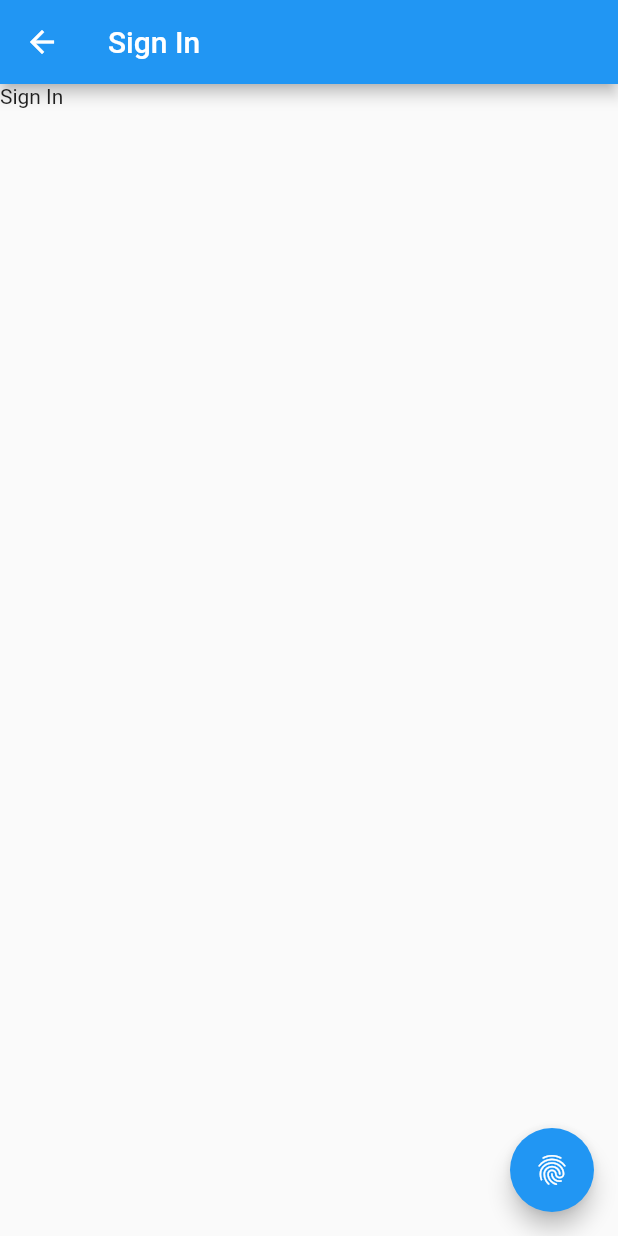
After one commit to hector2d2/flutter-widgets, a Flutter app: the SignInView screen opened by its route, after a tap on the "fingerprint" icon, on a phone screen of 412 x 824 dp. The commit adds this screen. Run offline on Flutter 3.47's test engine with Material 2 defaults, Android fonts, the phone set to English and light mode, and no system bars; our stand-ins replace get, image_picker, local_auth; missing offline and left inert: encrypt.

Commit message:
Feat: Add fingerprint package

```diff
--- /dev/null
+++ b/lib/controllers/local_auth.dart
@@ -0,0 +1,21 @@
+import 'package:get/get.dart';
+import 'package:local_auth/local_auth.dart';
+
+class LocalAuthController extends GetxController {
+  final LocalAuthentication _localAuth = LocalAuthentication();
+
+  Future<void> fingerPrintAuth() async {
+    final bool isBiometricActive = await _localAuth.canCheckBiometrics;
+    if (isBiometricActive) {
+      bool didAuthenticate = await _localAuth.authenticate(
+          localizedReason: 'Por favor identificate', biometricOnly: true);
+      if (didAuthenticate) {
+        print('te haz identificado');
+      } else {
+        print('Te tienes que identificar para continuar');
+      }
+    } else {
+      print('no compatible con fingerprint');
+    }
+  }
+}
--- a/lib/routes/routes.dart
+++ b/lib/routes/routes.dart
@@ -1,8 +1,10 @@
 import 'package:get/route_manager.dart';
 import 'package:widgets/views/encryption.dart';
 import 'package:widgets/views/images.dart';
+import 'package:widgets/views/sign_in.dart';
 
 List<GetPage<dynamic>> getRoutes() => [
       GetPage(name: 'encryption', page: () => EncryptionView()),
       GetPage(name: 'images', page: () => ImagesView()),
+      GetPage(name: 'signIn', page: () => SignInView()),
     ];
--- a/lib/views/home.dart
+++ b/lib/views/home.dart
@@ -24,6 +24,13 @@ class HomeView extends StatelessWidget {
               Get.toNamed('images');
             },
           ),
+          _listItem(
+            title: 'Sign In',
+            icon: Icons.people,
+            onTap: () {
+              Get.toNamed('signIn');
+            },
+          ),
         ],
       ),
     );
--- /dev/null
+++ b/lib/views/sign_in.dart
@@ -0,0 +1,30 @@
+import 'package:flutter/material.dart';
+import 'package:get/get.dart';
+import 'package:widgets/controllers/local_auth.dart';
+
+class SignInView extends StatelessWidget {
+  final localAuthController = Get.put(LocalAuthController());
+  @override
+  Widget build(BuildContext context) {
+    return Scaffold(
+      appBar: AppBar(
+        title: Text('Sign In'),
+      ),
+      body: Column(
+        children: [
+          Text(
+            'Sign In',
+          ),
+        ],
+      ),
+      floatingActionButton: FloatingActionButton(
+        onPressed: () {
+          localAuthController.fingerPrintAuth();
+        },
+        child: Icon(
+          Icons.fingerprint,
+        ),
+      ),
+    );
+  }
+}
--- a/lib/widgets/image_preview.dart
+++ b/lib/widgets/image_preview.dart
@@ -1,5 +1,3 @@
-import 'dart:io';
-
 import 'package:flutter/material.dart';
 import 'package:get/get.dart';
 
```
Also changed, not shown: pubspec.yaml (+7 -1 lines), pubspec.lock, 3 other files.
